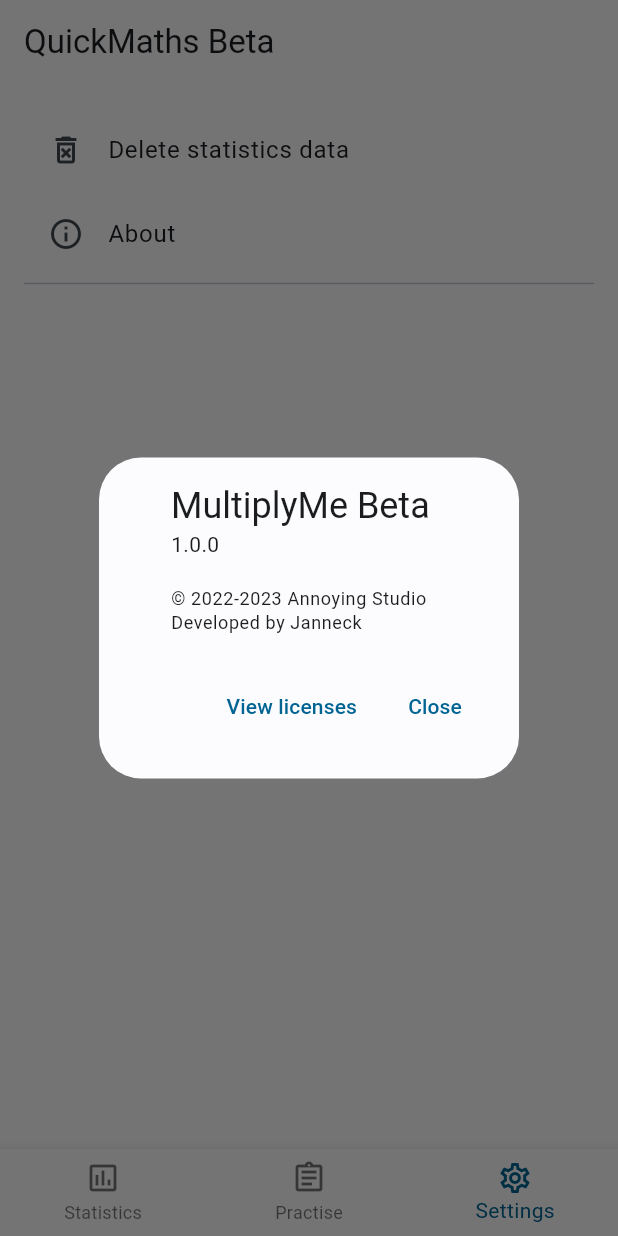
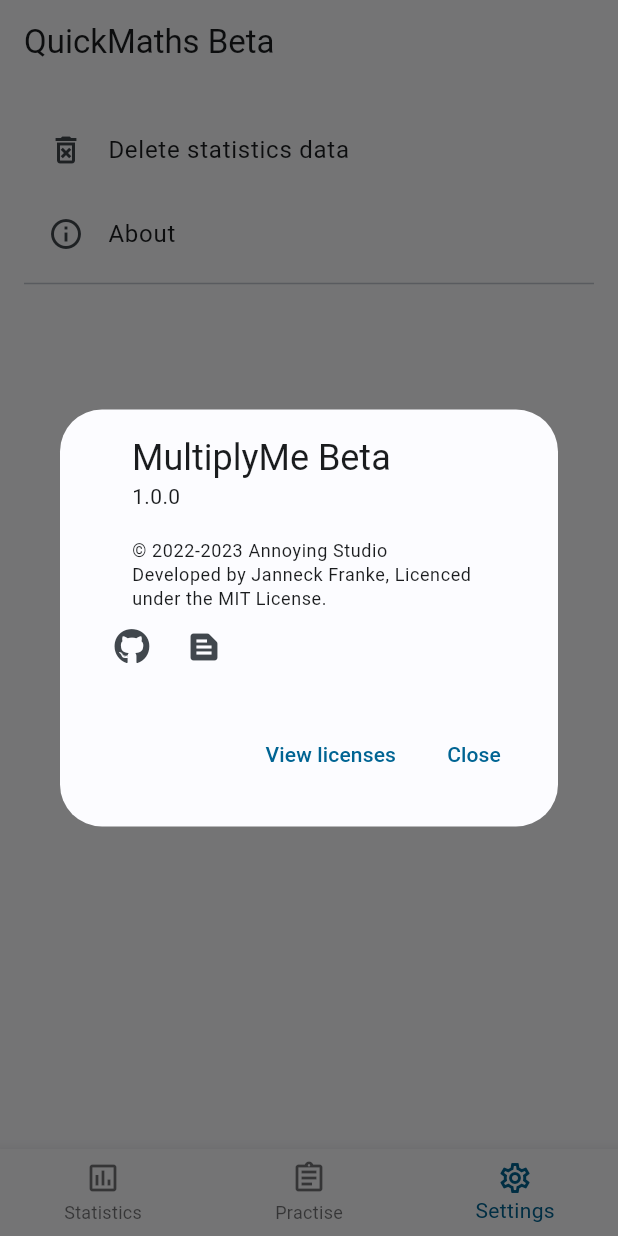
Before and after one commit to ntdoJanneck/multiply_me, a Flutter app: the screen it shows after launch, item 3 of the bottom bar chosen, after a tap on "About", on a phone screen of 412 x 824 dp. Run offline on Flutter 3.47's test engine with Material 2 defaults, Android fonts, the light colour scheme and no system bars; our stand-ins replace font_awesome_flutter; generated files the repository leaves out were written again.

Commit message:
add github button to about page

```diff
--- a/lib/components/settings_screen.dart
+++ b/lib/components/settings_screen.dart
@@ -1,5 +1,6 @@
 import 'package:flutter/material.dart';
 import "package:flutter_gen/gen_l10n/app_localizations.dart";
+import "package:font_awesome_flutter/font_awesome_flutter.dart";
 import "../helpers/json_utils.dart";
 
 class SettingsScreen extends StatefulWidget {
@@ -64,8 +65,22 @@
                     context: context,
                     applicationName: "MultiplyMe Beta",
                     applicationLegalese:
-                        "© 2022-2023 Annoying Studio\nDeveloped by Janneck",
-                    applicationVersion: "1.0.0")
+                        "© 2022-2023 Annoying Studio\nDeveloped by Janneck Franke, Licenced under the MIT License.",
+                    applicationVersion: "1.0.0",
+                    children: [
+                      Row(
+                        children: [
+                          IconButton(
+                              tooltip: "View GitHub Project",
+                              onPressed: () {},
+                              icon: const FaIcon(FontAwesomeIcons.github)),
+                          IconButton(
+                              tooltip: "View Privacy Policy",
+                              onPressed: () {},
+                              icon: const Icon(Icons.text_snippet))
+                        ],
+                      ),
+                    ])
               },
             ),
             const Divider(
--- a/pubspec.yaml
+++ b/pubspec.yaml
@@ -18,6 +18,7 @@
   path_provider: ^2.0.8
   duration: ^3.0.8
   google_fonts: ^4.0.3
+  font_awesome_flutter: ^10.4.0
 
 
 dev_dependencies:
```
Also changed, not shown: pubspec.lock.
